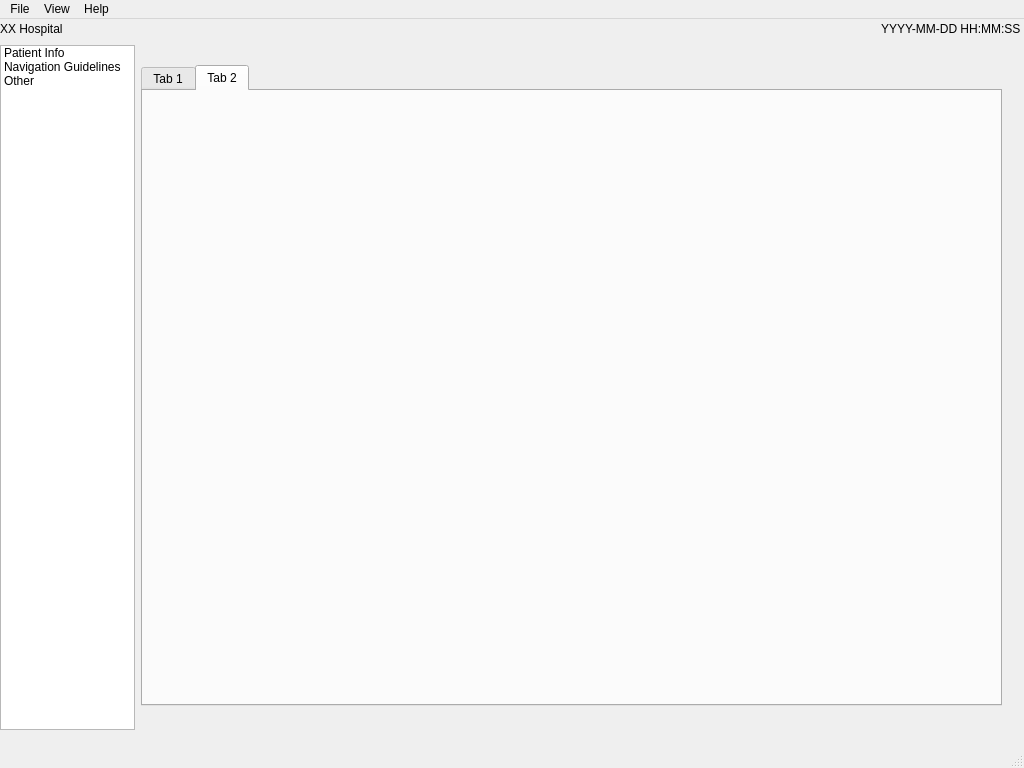
Above: mainwindow.ui from aurora0543/RobotGUI before the change. Below: the same form after it.
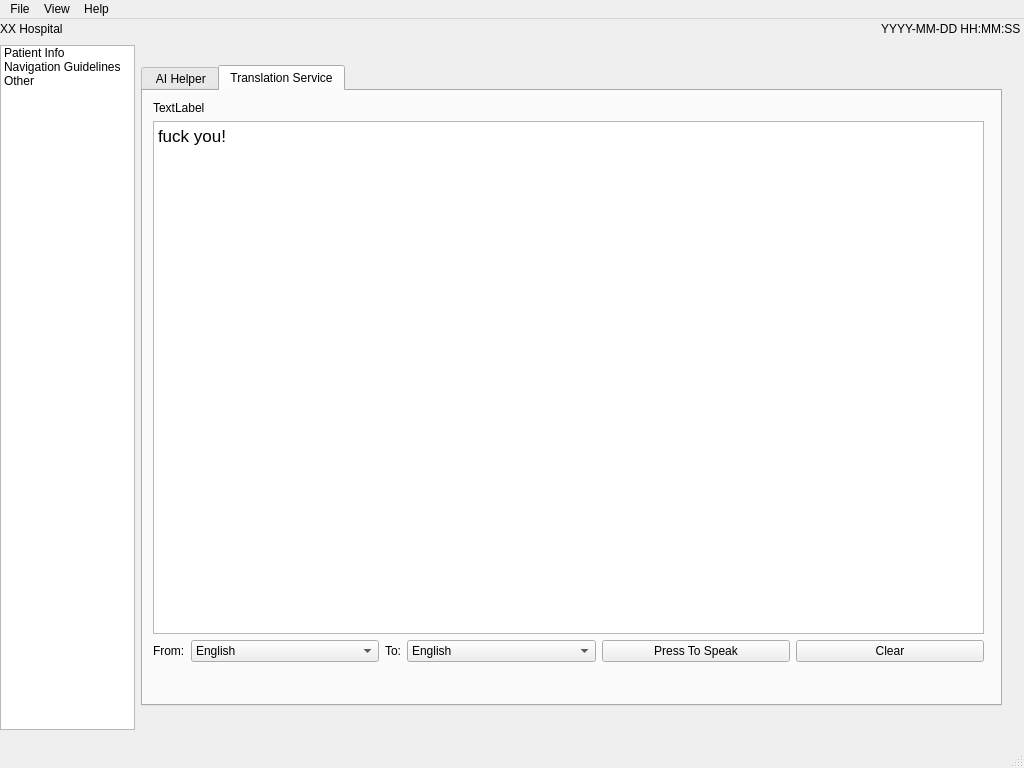
That is the form after the change. The open tabs and pages were chosen to show the change. Custom widgets are drawn as their Qt base class.

```diff
--- a/mainwindow.ui
+++ b/mainwindow.ui
@@ -316,13 +316,114 @@
          </property>
          <widget class="QWidget" name="tab">
           <attribute name="title">
-           <string>Tab 1</string>
+           <string> AI Helper</string>
           </attribute>
          </widget>
          <widget class="QWidget" name="tab_2">
           <attribute name="title">
-           <string>Tab 2</string>
+           <string>Translation Service</string>
           </attribute>
+          <widget class="QWidget" name="gridLayoutWidget_4">
+           <property name="geometry">
+            <rect>
+             <x>10</x>
+             <y>10</y>
+             <width>831</width>
+             <height>561</height>
+            </rect>
+           </property>
+           <layout class="QGridLayout" name="gridLayout_4">
+            <item row="2" column="1">
+             <widget class="QComboBox" name="comboBox_3">
+              <item>
+               <property name="text">
+                <string>English</string>
+               </property>
+              </item>
+              <item>
+               <property name="text">
+                <string>Chinese</string>
+               </property>
+              </item>
+             </widget>
+            </item>
+            <item row="2" column="2">
+             <widget class="QLabel" name="label_4">
+              <property name="sizePolicy">
+               <sizepolicy hsizetype="Maximum" vsizetype="Preferred">
+                <horstretch>0</horstretch>
+                <verstretch>0</verstretch>
+               </sizepolicy>
+              </property>
+              <property name="text">
+               <string>To:</string>
+              </property>
+             </widget>
+            </item>
+            <item row="2" column="3">
+             <widget class="QComboBox" name="comboBox_2">
+              <item>
+               <property name="text">
+                <string>English</string>
+               </property>
+              </item>
+              <item>
+               <property name="text">
+                <string>Chinese</string>
+               </property>
+              </item>
+             </widget>
+            </item>
+            <item row="2" column="4">
+             <widget class="QPushButton" name="pushButton_4">
+              <property name="text">
+               <string>Press To Speak</string>
+              </property>
+             </widget>
+            </item>
+            <item row="1" column="0" colspan="6">
+             <widget class="QTextBrowser" name="textBrowser">
+              <property name="html">
+               <string>&lt;!DOCTYPE HTML PUBLIC &quot;-//W3C//DTD HTML 4.0//EN&quot; &quot;http://www.w3.org/TR/REC-html40/strict.dtd&quot;&gt;
+&lt;html&gt;&lt;head&gt;&lt;meta name=&quot;qrichtext&quot; content=&quot;1&quot; /&gt;&lt;meta charset=&quot;utf-8&quot; /&gt;&lt;style type=&quot;text/css&quot;&gt;
+p, li { white-space: pre-wrap; }
+hr { height: 1px; border-width: 0; }
+li.unchecked::marker { content: &quot;\2610&quot;; }
+li.checked::marker { content: &quot;\2612&quot;; }
+&lt;/style&gt;&lt;/head&gt;&lt;body style=&quot; font-family:'.AppleSystemUIFont'; font-size:13pt; font-weight:400; font-style:normal;&quot;&gt;
+&lt;p style=&quot; margin-top:0px; margin-bottom:0px; margin-left:0px; margin-right:0px; -qt-block-indent:0; text-indent:0px;&quot;&gt;fuck you!&lt;/p&gt;&lt;/body&gt;&lt;/html&gt;</string>
+              </property>
+             </widget>
+            </item>
+            <item row="2" column="5">
+             <widget class="QPushButton" name="pushButton_3">
+              <property name="text">
+               <string>Clear</string>
+              </property>
+             </widget>
+            </item>
+            <item row="2" column="0">
+             <widget class="QLabel" name="label_3">
+              <property name="sizePolicy">
+               <sizepolicy hsizetype="Maximum" vsizetype="Preferred">
+                <horstretch>0</horstretch>
+                <verstretch>0</verstretch>
+               </sizepolicy>
+              </property>
+              <property name="text">
+               <string>From:</string>
+              </property>
+             </widget>
+            </item>
+            <item row="0" column="0" colspan="6">
+             <widget class="QLabel" name="label_2">
+              <property name="text">
+               <string>TextLabel</string>
+              </property>
+             </widget>
+            </item>
+           </layout>
+          </widget>
          </widget>
         </widget>
        </widget>
```
Left out of the diff: 52 changed lines with no effect on the pictures.
